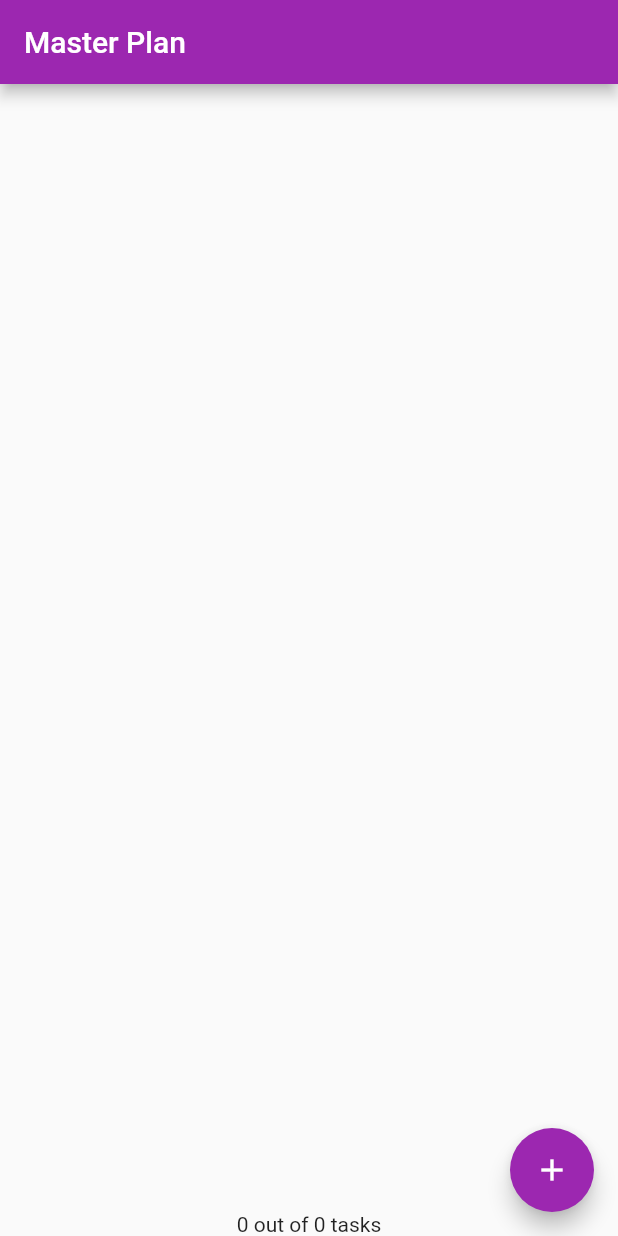
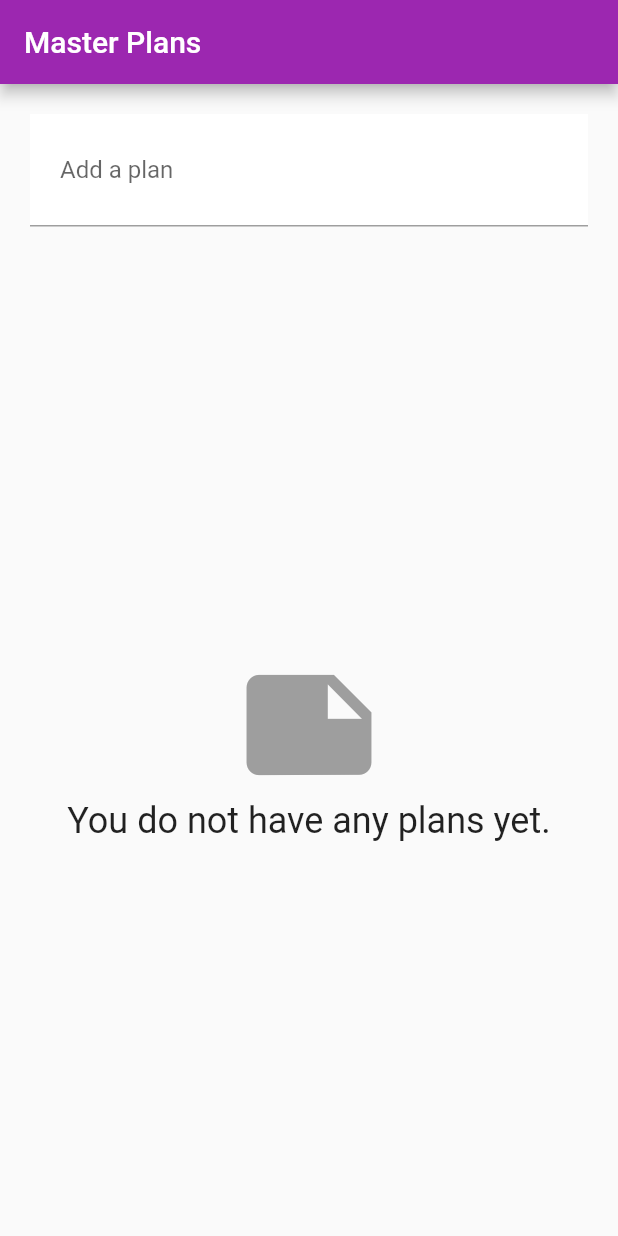
Before and after one commit to luigimicco/flutter_master_plan, a Flutter app: the screen it shows after launch, on a phone screen of 412 x 824 dp. Run offline on Flutter 3.47's test engine with Material 2 defaults, Android fonts, the phone set to English and light mode, and no system bars.

Commit message:
add support for multi plans

```diff
--- a/lib/main.dart
+++ b/lib/main.dart
@@ -1,6 +1,6 @@
 import 'package:flutter/material.dart';
-import './views/plan_screen.dart';
 import './plan_provider.dart';
+import './views/plan_creator_screen.dart';
 
 void main() {
   runApp(const MasterPlan());
@@ -11,9 +11,11 @@ class MasterPlan extends StatelessWidget {
 
   @override
   Widget build(BuildContext context) {
-    return MaterialApp(
-      theme: ThemeData(primarySwatch: Colors.purple),
-      home: PlanProvider(child: const PlanScreen()),
+    return PlanProvider(
+      child: MaterialApp(
+        theme: ThemeData(primarySwatch: Colors.purple),
+        home: const PlanCreatorScreen(),
+      ),
     );
   }
 }
--- a/lib/plan_provider.dart
+++ b/lib/plan_provider.dart
@@ -3,14 +3,14 @@ import 'package:flutter/cupertino.dart';
 import './models/data_layer.dart';
 
 class PlanProvider extends InheritedWidget {
-  final _plan = Plan();
+  final List<Plan> _plans = [];
   PlanProvider({super.key, required super.child});
 
   @override
   bool updateShouldNotify(covariant InheritedWidget oldWidget) => false;
 
-  static Plan of(BuildContext context) {
+  static List<Plan> of(BuildContext context) {
     final provider = context.dependOnInheritedWidgetOfExactType<PlanProvider>();
-    return provider!._plan;
+    return provider!._plans;
   }
 }
--- /dev/null
+++ b/lib/views/plan_creator_screen.dart
@@ -0,0 +1,87 @@
+import 'package:flutter/material.dart';
+import 'package:flutter_master_plan/plan_provider.dart';
+import 'package:flutter_master_plan/views/plan_screen.dart';
+
+import '../models/plan.dart';
+
+class PlanCreatorScreen extends StatefulWidget {
+  const PlanCreatorScreen({super.key});
+
+  @override
+  State<PlanCreatorScreen> createState() => _PlanCreatorScreenState();
+}
+
+class _PlanCreatorScreenState extends State<PlanCreatorScreen> {
+  final textController = TextEditingController();
+
+  @override
+  void dispose() {
+    textController.dispose();
+    super.dispose();
+  }
+
+  @override
+  Widget build(BuildContext context) {
+    return Scaffold(
+        appBar: AppBar(title: const Text('Master Plans')),
+        body: Column(
+          children: [_buildListCreator(), Expanded(child: _buildMasterPlans())],
+        ));
+  }
+
+  Widget _buildListCreator() {
+    return Padding(
+      padding: const EdgeInsets.all(20.0),
+      child: Material(
+        color: Theme.of(context).cardColor,
+        child: TextField(
+            controller: textController,
+            decoration: const InputDecoration(
+                labelText: 'Add a plan', contentPadding: EdgeInsets.all(20)),
+            onEditingComplete: addPlan),
+      ),
+    );
+  }
+
+  void addPlan() {
+    final text = textController.text;
+    if (text.isEmpty) {
+      return;
+    }
+
+    final plan = Plan()..name = text;
+    PlanProvider.of(context).add(plan);
+    textController.clear();
+    FocusScope.of(context).requestFocus(FocusNode());
+    setState(() {});
+  }
+
+  Widget _buildMasterPlans() {
+    final plans = PlanProvider.of(context);
+
+    if (plans.isEmpty) {
+      return Column(
+        mainAxisAlignment: MainAxisAlignment.center,
+        children: <Widget>[
+          const Icon(Icons.note, size: 100, color: Colors.grey),
+          Text('You do not have any plans yet.',
+              style: Theme.of(context).textTheme.headline5)
+        ],
+      );
+    }
+
+    return ListView.builder(
+        itemCount: plans.length,
+        itemBuilder: (context, index) {
+          final plan = plans[index];
+          return ListTile(
+            title: Text(plan.name),
+            subtitle: Text(plan.completenessMessage),
+            onTap: () {
+              Navigator.of(context).push(
+                  MaterialPageRoute(builder: (_) => PlanScreen(plan: plan)));
+            },
+          );
+        });
+  }
+}
--- a/lib/views/plan_screen.dart
+++ b/lib/views/plan_screen.dart
@@ -3,7 +3,8 @@ import '../models/data_layer.dart';
 import '../plan_provider.dart';
 
 class PlanScreen extends StatefulWidget {
-  const PlanScreen({super.key});
+  final Plan plan;
+  const PlanScreen({super.key, required this.plan});
 
   @override
   State<PlanScreen> createState() => _PlanScreenState();
@@ -11,6 +12,8 @@ class PlanScreen extends StatefulWidget {
 
 class _PlanScreenState extends State<PlanScreen> {
   late ScrollController scrollController;
+
+  Plan get plan => widget.plan;
 
   @override
   void initState() {
@@ -29,7 +32,6 @@ class _PlanScreenState extends State<PlanScreen> {
 
   @override
   Widget build(BuildContext context) {
-    final plan = PlanProvider.of(context);
     return Scaffold(
       appBar: AppBar(title: const Text("Master Plan")),
       body: Column(
@@ -43,7 +45,6 @@ class _PlanScreenState extends State<PlanScreen> {
   }
 
   Widget _buildAddTaskButton() {
-    final plan = PlanProvider.of(context);
     return FloatingActionButton(
         child: const Icon(Icons.add),
         onPressed: () {
@@ -54,7 +55,6 @@ class _PlanScreenState extends State<PlanScreen> {
   }
 
   Widget _buildList() {
-    final plan = PlanProvider.of(context);
     return ListView.builder(
       controller: scrollController,
       itemCount: plan.tasks.length,
```
